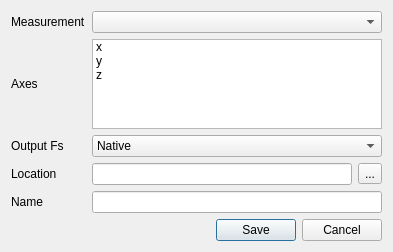
Old version of the form src/main/python/ui/savewav.ui in the repository 3ll3d00d/qvibe-analyser.
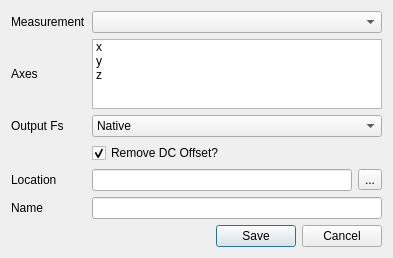
New version of the form.

Commit message: remove DC offset when exporting to wav #48

```diff
--- a/src/main/python/ui/savewav.ui
+++ b/src/main/python/ui/savewav.ui
@@ -14,7 +14,50 @@
    <string>Dialog</string>
   </property>
   <layout class="QGridLayout" name="gridLayout">
-   <item row="5" column="0" colspan="3">
+   <item row="5" column="1" colspan="2">
+    <widget class="QLineEdit" name="fileName"/>
+   </item>
+   <item row="4" column="1">
+    <widget class="QLineEdit" name="location">
+     <property name="readOnly">
+      <bool>true</bool>
+     </property>
+    </widget>
+   </item>
+   <item row="4" column="0">
+    <widget class="QLabel" name="locationLabel">
+     <property name="text">
+      <string>Location</string>
+     </property>
+    </widget>
+   </item>
+   <item row="2" column="1" colspan="2">
+    <widget class="QComboBox" name="outputFs">
+     <item>
+      <property name="text">
+       <string>Native</string>
+      </property>
+     </item>
+     <item>
+      <property name="text">
+       <string>44.1 kHz</string>
+      </property>
+     </item>
+     <item>
+      <property name="text">
+       <string>48 kHz</string>
+      </property>
+     </item>
+    </widget>
+   </item>
+   <item row="0" column="0">
+    <widget class="QLabel" name="measurementLabel">
+     <property name="text">
+      <string>Measurement</string>
+     </property>
+    </widget>
+   </item>
+   <item row="6" column="0" colspan="3">
     <widget class="QDialogButtonBox" name="buttonBox">
      <property name="orientation">
       <enum>Qt::Horizontal</enum>
@@ -24,26 +67,15 @@
      </property>
     </widget>
    </item>
-   <item row="4" column="0">
+   <item row="5" column="0">
     <widget class="QLabel" name="fileNameLabel">
      <property name="text">
       <string>Name</string>
      </property>
     </widget>
    </item>
-   <item row="0" column="0">
-    <widget class="QLabel" name="measurementLabel">
-     <property name="text">
-      <string>Measurement</string>
-     </property>
-    </widget>
-   </item>
-   <item row="3" column="1">
-    <widget class="QLineEdit" name="location">
-     <property name="readOnly">
-      <bool>true</bool>
-     </property>
-    </widget>
+   <item row="0" column="1" colspan="2">
+    <widget class="QComboBox" name="measurement"/>
    </item>
    <item row="1" column="0">
     <widget class="QLabel" name="axesLabel">
@@ -52,6 +84,13 @@
      </property>
     </widget>
    </item>
+   <item row="4" column="2">
+    <widget class="QToolButton" name="locationPicker">
+     <property name="text">
+      <string>...</string>
+     </property>
+    </widget>
+   </item>
    <item row="1" column="1" colspan="2">
     <widget class="QListWidget" name="axes">
      <property name="selectionMode">
@@ -74,26 +113,6 @@
      </item>
     </widget>
    </item>
-   <item row="3" column="2">
-    <widget class="QToolButton" name="locationPicker">
-     <property name="text">
-      <string>...</string>
-     </property>
-    </widget>
-   </item>
-   <item row="4" column="1" colspan="2">
-    <widget class="QLineEdit" name="fileName"/>
-   </item>
-   <item row="0" column="1" colspan="2">
-    <widget class="QComboBox" name="measurement"/>
-   </item>
-   <item row="3" column="0">
-    <widget class="QLabel" name="locationLabel">
-     <property name="text">
-      <string>Location</string>
-     </property>
-    </widget>
-   </item>
    <item row="2" column="0">
     <widget class="QLabel" name="outputFsLabel">
      <property name="text">
@@ -101,23 +120,14 @@
      </property>
     </widget>
    </item>
-   <item row="2" column="1" colspan="2">
-    <widget class="QComboBox" name="outputFs">
-     <item>
-      <property name="text">
-       <string>Native</string>
-      </property>
-     </item>
-     <item>
-      <property name="text">
-       <string>44.1 kHz</string>
-      </property>
-     </item>
-     <item>
-      <property name="text">
-       <string>48 kHz</string>
-      </property>
-     </item>
+   <item row="3" column="1">
+    <widget class="QCheckBox" name="dcOffset">
+     <property name="text">
+      <string>Remove DC Offset?</string>
+     </property>
+     <property name="checked">
+      <bool>true</bool>
+     </property>
     </widget>
    </item>
   </layout>
```
The commit also changes 2 other files.
